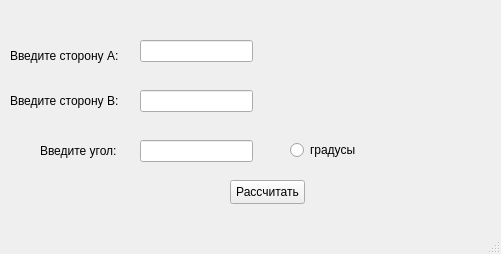
This is mainwindow.ui in Alex-Alex-A/C-Graphic as Qt 5 draws it before an edit. The edited form follows.
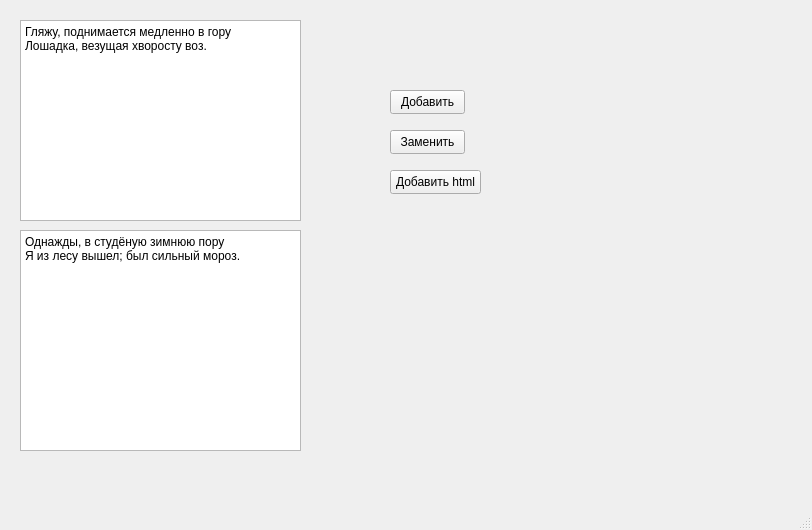
This is the edited form.

Patch:
```diff
--- a/mainwindow.ui
+++ b/mainwindow.ui
@@ -6,107 +6,79 @@
    <rect>
     <x>0</x>
     <y>0</y>
-    <width>501</width>
-    <height>254</height>
+    <width>812</width>
+    <height>530</height>
    </rect>
   </property>
   <property name="windowTitle">
    <string>MainWindow</string>
   </property>
   <widget class="QWidget" name="centralwidget">
-   <widget class="QLabel" name="label">
+   <widget class="QPlainTextEdit" name="plainTextEdit">
     <property name="geometry">
      <rect>
-      <x>10</x>
-      <y>40</y>
-      <width>111</width>
-      <height>31</height>
+      <x>20</x>
+      <y>20</y>
+      <width>281</width>
+      <height>201</height>
      </rect>
     </property>
-    <property name="text">
-     <string>Введите сторону A:</string>
+    <property name="plainText">
+     <string>Гляжу, поднимается медленно в гору
+Лошадка, везущая хворосту воз.</string>
     </property>
    </widget>
-   <widget class="QLineEdit" name="lineEdit">
+   <widget class="QPlainTextEdit" name="plainTextEdit_2">
     <property name="geometry">
      <rect>
-      <x>140</x>
-      <y>40</y>
-      <width>113</width>
-      <height>22</height>
+      <x>20</x>
+      <y>230</y>
+      <width>281</width>
+      <height>221</height>
      </rect>
     </property>
+    <property name="plainText">
+     <string>Однажды, в студёную зимнюю пору
+Я из лесу вышел; был сильный мороз.</string>
+    </property>
    </widget>
-   <widget class="QLabel" name="label_2">
+   <widget class="QPushButton" name="pushButton_add">
     <property name="geometry">
      <rect>
-      <x>10</x>
+      <x>390</x>
       <y>90</y>
-      <width>111</width>
-      <height>21</height>
+      <width>75</width>
+      <height>24</height>
      </rect>
     </property>
     <property name="text">
-     <string>Введите сторону B:</string>
+     <string>Добавить</string>
     </property>
    </widget>
-   <widget class="QLabel" name="label_3">
+   <widget class="QPushButton" name="pushButton_replace">
     <property name="geometry">
      <rect>
-      <x>40</x>
-      <y>140</y>
-      <width>81</width>
-      <height>21</height>
-     </rect>
-    </property>
-    <property name="text">
-     <string>Введите угол:</string>
-    </property>
-   </widget>
-   <widget class="QLineEdit" name="lineEdit_2">
-    <property name="geometry">
-     <rect>
-      <x>140</x>
-      <y>90</y>
-      <width>113</width>
-      <height>22</height>
-     </rect>
-    </property>
-   </widget>
-   <widget class="QLineEdit" name="lineEdit_3">
-    <property name="geometry">
-     <rect>
-      <x>140</x>
-      <y>140</y>
-      <width>113</width>
-      <height>22</height>
-     </rect>
-    </property>
-   </widget>
-   <widget class="QPushButton" name="pushButton">
-    <property name="geometry">
-     <rect>
-      <x>230</x>
-      <y>180</y>
+      <x>390</x>
+      <y>130</y>
       <width>75</width>
       <height>24</height>
      </rect>
     </property>
     <property name="text">
-     <string>Рассчитать</string>
+     <string>Заменить</string>
     </property>
    </widget>
-   <widget class="QRadioButton" name="radioButton">
+   <widget class="QPushButton" name="pushButton_add_html">
     <property name="geometry">
      <rect>
-      <x>290</x>
-      <y>140</y>
-      <width>89</width>
-      <height>20</height>
+      <x>390</x>
+      <y>170</y>
+      <width>91</width>
+      <height>24</height>
      </rect>
     </property>
     <property name="text">
-     <string>градусы</string>
+     <string>Добавить html</string>
     </property>
    </widget>
   </widget>
```
Left out of the diff: 2 changed lines with no effect on the pictures.
